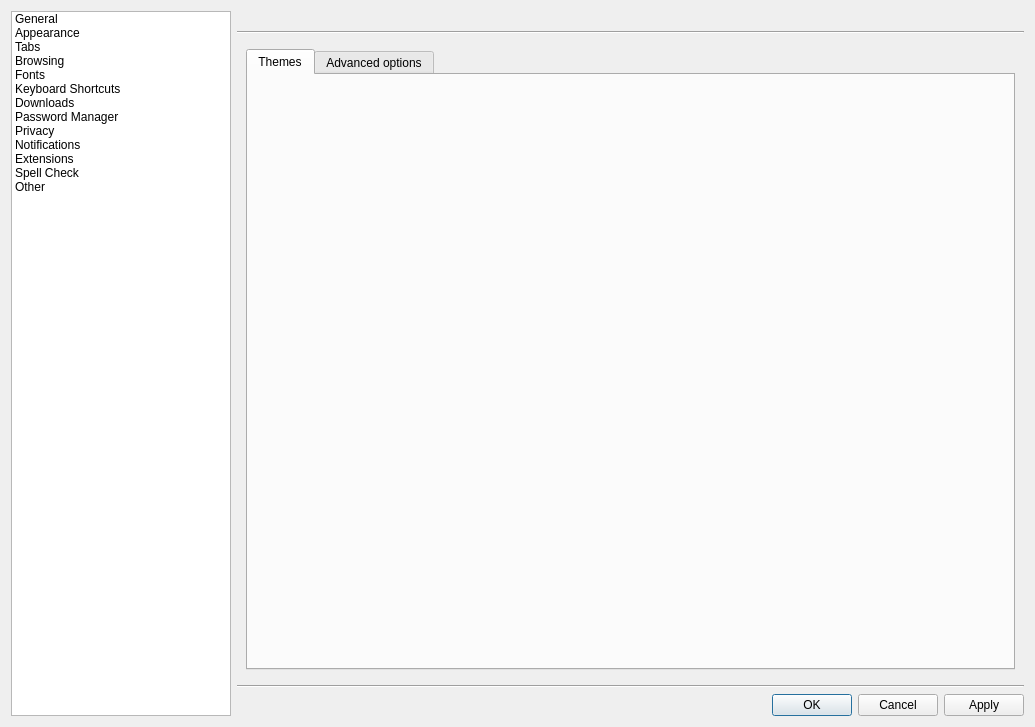
The window that src/lib/preferences/preferences.ui (bungamungil/compass) describes before a commit, drawn with Qt 5.
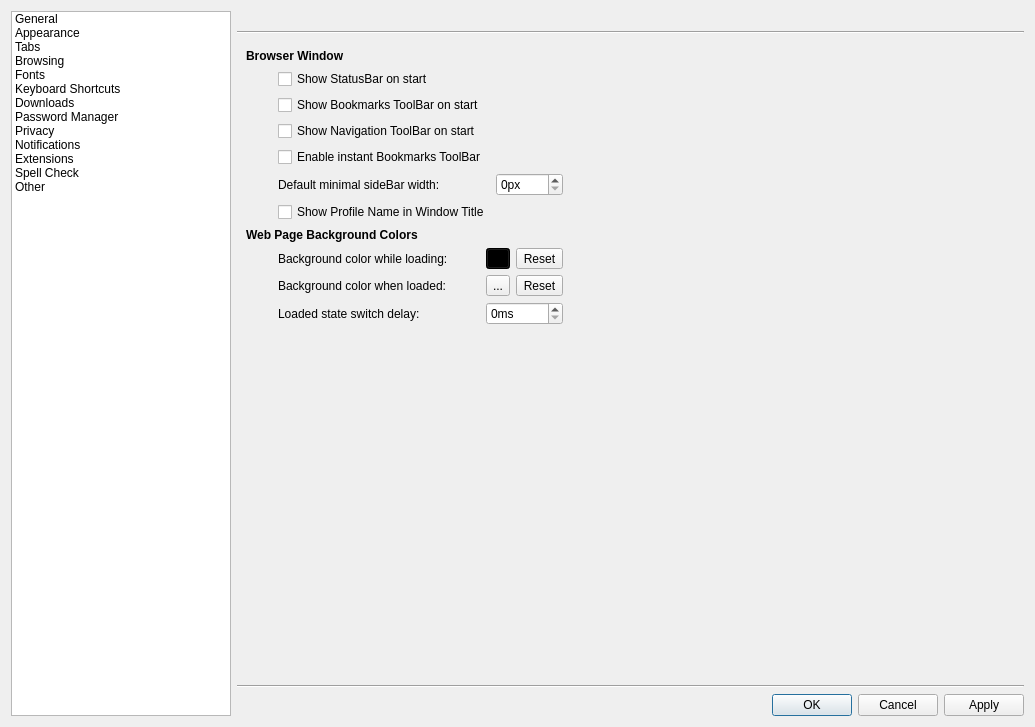
The same window after the commit. The open tabs and pages were chosen to show the change. Custom widgets are drawn as their Qt base class.

Commit message:
Remove Themes page from Preferences and delete ThemeManager
Deletes the ThemeManager widget (previously the Preferences > Appearance
> Themes tab) and flattens the Appearance page, since its QTabWidget
held only the Themes tab and an Advanced options tab. The Advanced
options controls now sit directly under the Appearance page with no
tab bar.

What changed in the file:
```diff
--- a/src/lib/preferences/preferences.ui
+++ b/src/lib/preferences/preferences.ui
@@ -493,36 +493,6 @@
          <widget class="QWidget" name="appearancePage">
           <layout class="QGridLayout" name="gridLayout_21">
            <item row="0" column="0">
-            <widget class="QTabWidget" name="tabWidget_2">
-             <property name="currentIndex">
-              <number>0</number>
-             </property>
-             <widget class="QWidget" name="tab_5">
-              <attribute name="title">
-               <string>Themes</string>
-              </attribute>
-              <layout class="QGridLayout" name="gridLayout_22">
-               <property name="leftMargin">
-                <number>0</number>
-               </property>
-               <property name="topMargin">
-                <number>0</number>
-               </property>
-               <property name="rightMargin">
-                <number>0</number>
-               </property>
-               <property name="bottomMargin">
-                <number>0</number>
-               </property>
-               <item row="0" column="0">
-                <widget class="QWidget" name="themesWidget" native="true"/>
-               </item>
-              </layout>
-             </widget>
-             <widget class="QWidget" name="tab_4">
-              <attribute name="title">
-               <string>Advanced options</string>
-              </attribute>
               <layout class="QGridLayout" name="gridLayout_16">
                <item row="1" column="2">
                 <layout class="QGridLayout" name="gridLayout_7">
@@ -706,8 +676,6 @@
                 </spacer>
                </item>
               </layout>
-             </widget>
-            </widget>
            </item>
           </layout>
          </widget>
```
Left out of the diff: 1 changed line with no effect on the pictures. Lines whose indentation alone changed are shown as unchanged. The commit also changes 6 other files.
